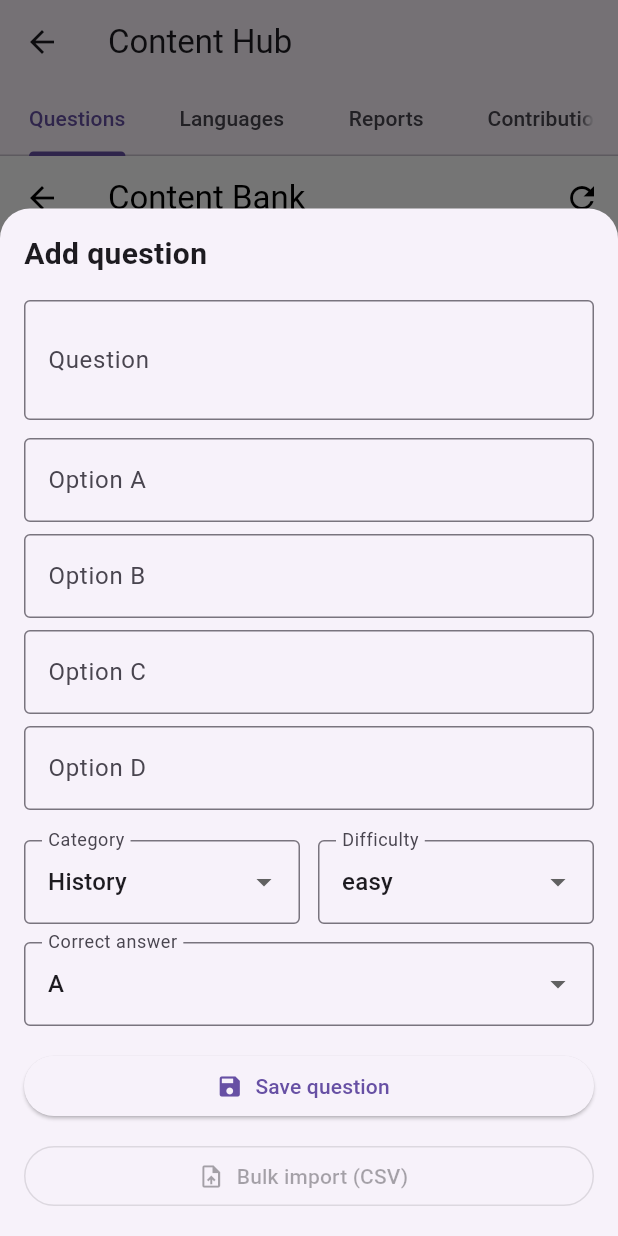
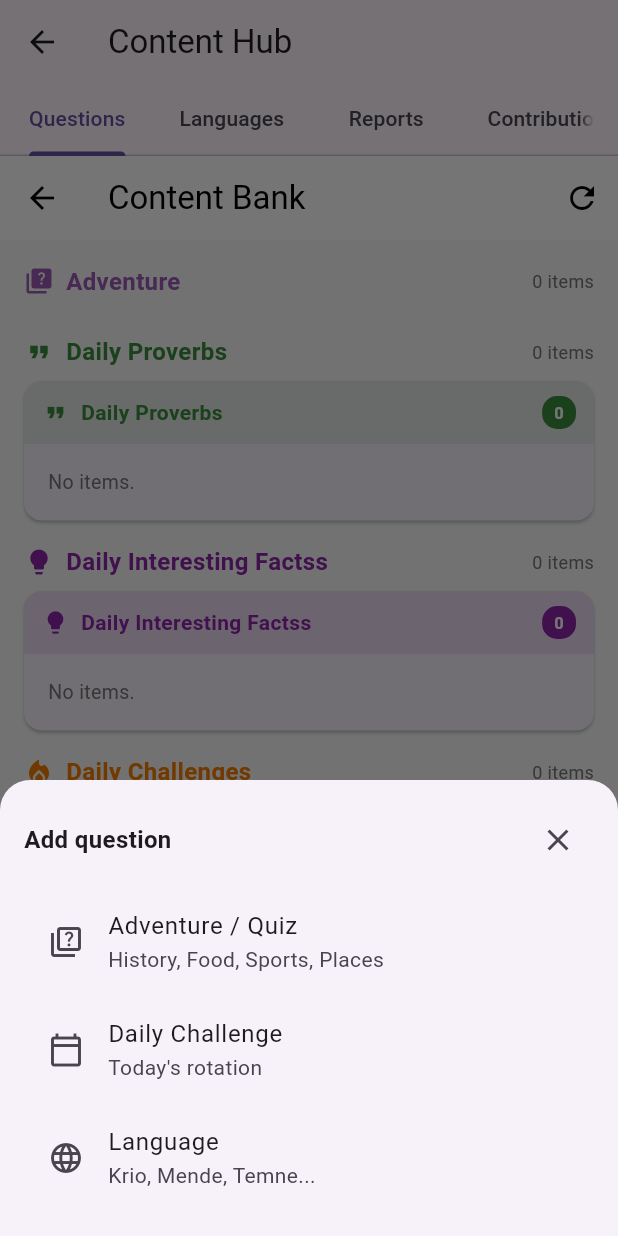
Before and after one commit to Nemahun21/kontri-os-hq, a Flutter app: the ContentHubScreen screen opened directly, after a tap on the "add" icon, on a phone screen of 412 x 824 dp. Run offline on Flutter 3.47's test engine with Material 3 defaults, Android fonts, the phone set to English and light mode, and no system bars; our stand-ins replace audioplayers, cached_network_image, connectivity_plus, csv, file_picker, flutter_dotenv and 6 more; missing offline and left inert: file_selector; accounts and stored records are empty.

Commit message:
Pre-command-centre baseline

```diff
--- a/lib/screens/admin/content_hub_screen.dart
+++ b/lib/screens/admin/content_hub_screen.dart
@@ -1,8 +1,9 @@
 import 'package:flutter/material.dart';
 import 'package:supabase_flutter/supabase_flutter.dart';
 
+import 'add_edit_question.dart';
 import 'content_bank_screen.dart';
-import 'widgets/quick_add_question_sheet.dart';
+import 'widgets/add_question_mode_sheet.dart';
 import '../languages_management_screen.dart';
 
 class ContentHubScreen extends StatefulWidget {
@@ -32,20 +33,46 @@ class _ContentHubScreenState extends State<ContentHubScreen>
     setState(() => _showFab = _tabController.index == 0);
   }
 
-  Future<void> _openQuickAddQuestionSheet() async {
-    final result = await showModalBottomSheet<bool>(
-      context: context,
+  Future<void> _openAddQuestion(BuildContext context) async {
+    final currentContext = context;
+    final result = await showModalBottomSheet<Map<String, dynamic>>(
+      context: currentContext,
       isScrollControlled: true,
       shape: const RoundedRectangleBorder(
         borderRadius: BorderRadius.vertical(top: Radius.circular(20)),
       ),
-      builder: (context) => const QuickAddQuestionSheet(),
+      builder: (_) => const AddQuestionModeSheet(),
     );
 
-    if (result == true && mounted) {
-      ScaffoldMessenger.of(context).showSnackBar(
-        const SnackBar(content: Text('Question added')),
+    if (result == null || !currentContext.mounted) return;
+
+    final mode = result['mode'] as String?;
+    Widget screen;
+    if (mode == 'adventure') {
+      screen = AddEditQuestionScreen(
+        initialCategory: result['category'] as String?,
       );
+    } else if (mode == 'daily') {
+      screen = const AddEditQuestionScreen(isDailyChallenge: true);
+    } else if (mode == 'language') {
+      screen = AddEditQuestionScreen(
+        initialLanguageId: result['languageId'] as String?,
+        initialThemeId: result['themeId'] as String?,
+        languageName: result['languageName'] as String?,
+        themeName: result['themeName'] as String?,
+      );
+    } else {
+      return;
+    }
+
+    await Navigator.push(
+      currentContext,
+      MaterialPageRoute(builder: (_) => screen),
+    );
+
+    if (!currentContext.mounted) return;
+    if (_tabController.index == 0) {
+      setState(() {});
     }
   }
 
@@ -85,7 +112,7 @@ class _ContentHubScreenState extends State<ContentHubScreen>
       ),
       floatingActionButton: _showFab
           ? FloatingActionButton(
-              onPressed: _openQuickAddQuestionSheet,
+              onPressed: () => _openAddQuestion(context),
               child: const Icon(Icons.add),
             )
           : null,
@@ -505,30 +532,15 @@ class _ContributionsTabState extends State<_ContributionsTab> {
                       orElse: () => <String, dynamic>{},
                     );
                     if (item.isEmpty) return;
-                    final q = await showModalBottomSheet<bool>(
-                      context: context,
-                      isScrollControlled: true,
-                      shape: const RoundedRectangleBorder(
-                        borderRadius: BorderRadius.vertical(top: Radius.circular(20)),
-                      ),
-                      builder: (ctx) => QuickAddQuestionSheet(
-                        initialQuestion: (item['title'] ?? item['content'] ?? '').toString(),
-                        initialCategory: 'History',
-                        initialDifficulty: 'medium',
-                        initialCorrectAnswer: 'A',
+                    await Navigator.push(
+                      context,
+                      MaterialPageRoute(
+                        builder: (_) => AddEditQuestionScreen(
+                          initialCategory: 'History',
+                        ),
                       ),
                     );
-                    if (q == true) {
-                      await Supabase.instance.client
-                          .from('content_submissions')
-                          .update({
-                            'status': 'accepted',
-                            'review_notes': 'Promoted to question',
-                            'reviewed_at': DateTime.now().toIso8601String(),
-                          })
-                          .eq('id', item['id']);
-                      await _loadSubmissions();
-                    }
+                    await _loadSubmissions();
                   },
                   child: const Text('Accept'),
                 ),
--- a/lib/screens/admin/widgets/quick_add_question_sheet.dart
+++ /dev/null
@@ -1,222 +0,0 @@
-import 'package:flutter/material.dart';
-import 'package:supabase_flutter/supabase_flutter.dart';
-
-class QuickAddQuestionSheet extends StatefulWidget {
-  final String? initialQuestion;
-  final String? initialCategory;
-  final String? initialDifficulty;
-  final String? initialCorrectAnswer;
-
-  const QuickAddQuestionSheet({
-    super.key,
-    this.initialQuestion,
-    this.initialCategory,
-    this.initialDifficulty,
-    this.initialCorrectAnswer,
-  });
-
-  @override
-  State<QuickAddQuestionSheet> createState() => _QuickAddQuestionSheetState();
-}
-
-class _QuickAddQuestionSheetState extends State<QuickAddQuestionSheet> {
-  final TextEditingController _questionController = TextEditingController();
-  final List<TextEditingController> _optionControllers = List.generate(
-    4,
-    (_) => TextEditingController(),
-  );
-
-  final List<String> _categories = ['History', 'Food', 'Sports', 'Places'];
-  final List<String> _difficulties = ['easy', 'medium', 'hard'];
-  final List<String> _answers = ['A', 'B', 'C', 'D'];
-
-  String _selectedCategory = 'History';
-  String _selectedDifficulty = 'easy';
-  String _selectedAnswer = 'A';
-  bool _isSaving = false;
-
-  @override
-  void initState() {
-    super.initState();
-    _questionController.text = widget.initialQuestion ?? '';
-    _selectedCategory = widget.initialCategory ?? 'History';
-    _selectedDifficulty = widget.initialDifficulty ?? 'easy';
-    _selectedAnswer = widget.initialCorrectAnswer ?? 'A';
-  }
-
-  @override
-  void dispose() {
-    _questionController.dispose();
-    for (final controller in _optionControllers) {
-      controller.dispose();
-    }
-    super.dispose();
-  }
-
-  Future<void> _saveQuestion() async {
-    final question = _questionController.text.trim();
-    final options = _optionControllers.map((c) => c.text.trim()).toList();
-
-    if (question.isEmpty || options.any((o) => o.isEmpty)) {
-      ScaffoldMessenger.of(context).showSnackBar(
-        const SnackBar(content: Text('Please complete all fields.')),
-      );
-      return;
-    }
-
-    setState(() => _isSaving = true);
-
-    try {
-      final correctIndex = _answers.indexOf(_selectedAnswer);
-      await Supabase.instance.client.from('questions').insert({
-        'question': question,
-        'options': options,
-        'correct_answer_index': correctIndex,
-        'category': _selectedCategory,
-        'difficulty': _selectedDifficulty,
-        'points': 10,
-        'type': 'multipleChoice',
-      });
-
-      if (!mounted) return;
-      Navigator.pop(context, true);
-      ScaffoldMessenger.of(context).showSnackBar(
-        const SnackBar(content: Text('Question added')),
-      );
-    } catch (error) {
-      if (!mounted) return;
-      ScaffoldMessenger.of(context).showSnackBar(
-        SnackBar(content: Text('Failed to add question: $error')),
-      );
-    } finally {
-      if (mounted) setState(() => _isSaving = false);
-    }
-  }
-
-  @override
-  Widget build(BuildContext context) {
-    return SafeArea(
-      child: Padding(
-        padding: EdgeInsets.only(
-          left: 16,
-          right: 16,
-          top: 16,
-          bottom: MediaQuery.of(context).viewInsets.bottom + 16,
-        ),
-        child: SizedBox(
-          width: double.infinity,
-          child: SingleChildScrollView(
-            child: Column(
-              mainAxisSize: MainAxisSize.min,
-              crossAxisAlignment: CrossAxisAlignment.start,
-              children: [
-                const Text(
-                  'Add question',
-                  style: TextStyle(fontSize: 20, fontWeight: FontWeight.bold),
-                ),
-                const SizedBox(height: 16),
-                TextField(
-                  controller: _questionController,
-                  minLines: 2,
-                  maxLines: 4,
-                  decoration: const InputDecoration(
-                    labelText: 'Question',
-                    border: OutlineInputBorder(),
-                  ),
-                ),
-                const SizedBox(height: 12),
-                ...List.generate(4, (index) {
-                  final label = 'Option ${_answers[index]}';
-                  return Padding(
-                    padding: const EdgeInsets.only(bottom: 8),
-                    child: TextField(
-                      controller: _optionControllers[index],
-                      decoration: InputDecoration(
-                        labelText: label,
-                        border: const OutlineInputBorder(),
-                      ),
-                    ),
-                  );
-                }),
-                const SizedBox(height: 12),
-                Row(
-                  children: [
-                    Expanded(
-                      child: DropdownButtonFormField<String>(
-                        initialValue: _selectedCategory,
-                        decoration: const InputDecoration(
-                          labelText: 'Category',
-                          border: OutlineInputBorder(),
-                        ),
-                        items: _categories
-                            .map((value) => DropdownMenuItem(value: value, child: Text(value)))
-                            .toList(),
-                        onChanged: (value) {
-                          if (value != null) setState(() => _selectedCategory = value);
-                        },
-                      ),
-                    ),
-                    const SizedBox(width: 12),
-                    Expanded(
-                      child: DropdownButtonFormField<String>(
-                        initialValue: _selectedDifficulty,
-                        decoration: const InputDecoration(
-                          labelText: 'Difficulty',
-                          border: OutlineInputBorder(),
-                        ),
-                        items: _difficulties
-                            .map((value) => DropdownMenuItem(value: value, child: Text(value)))
-                            .toList(),
-                        onChanged: (value) {
-                          if (value != null) setState(() => _selectedDifficulty = value);
-                        },
-                      ),
-                    ),
-                  ],
-                ),
-                const SizedBox(height: 12),
-                DropdownButtonFormField<String>(
-                  initialValue: _selectedAnswer,
-                  decoration: const InputDecoration(
-                    labelText: 'Correct answer',
-                    border: OutlineInputBorder(),
-                  ),
-                  items: _answers
-                      .map((value) => DropdownMenuItem(value: value, child: Text(value)))
-                      .toList(),
-                  onChanged: (value) {
-                    if (value != null) setState(() => _selectedAnswer = value);
-                  },
-                ),
-                const SizedBox(height: 16),
-                SizedBox(
-                  width: double.infinity,
-                  child: ElevatedButton.icon(
-                    onPressed: _isSaving ? null : _saveQuestion,
-                    icon: const Icon(Icons.save),
-                    label: Text(_isSaving ? 'Saving...' : 'Save question'),
-                  ),
-                ),
-                const SizedBox(height: 12),
-                Tooltip(
-                  message: 'Coming soon',
-                  child: IgnorePointer(
-                    ignoring: true,
-                    child: SizedBox(
-                      width: double.infinity,
-                      child: OutlinedButton.icon(
-                        onPressed: null,
-                        icon: const Icon(Icons.upload_file),
-                        label: const Text('Bulk import (CSV)'),
-                      ),
-                    ),
-                  ),
-                ),
-              ],
-            ),
-          ),
-        ),
-      ),
-    );
-  }
-}
```
Also changed, not shown: lib/main.dart (+12 -0 lines), lib/screens/admin/widgets/add_question_mode_sheet.dart (added, +342 -0 lines), lib/screens/auth/login_screen.dart (+5 -5 lines), 1 other file.
